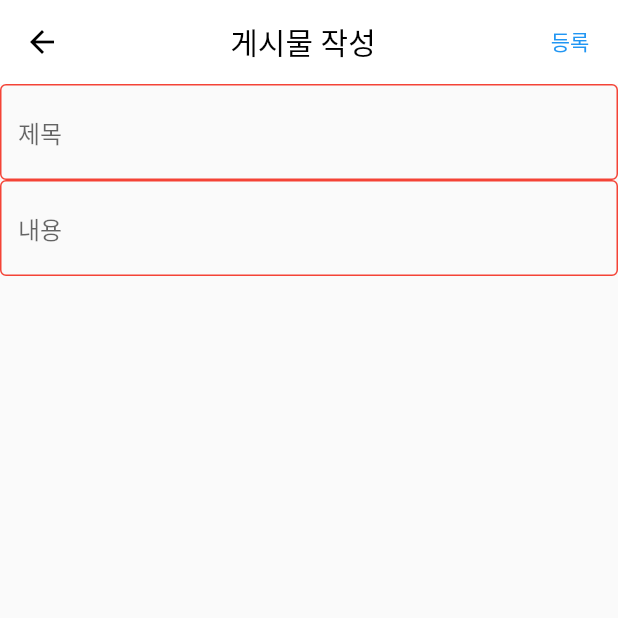
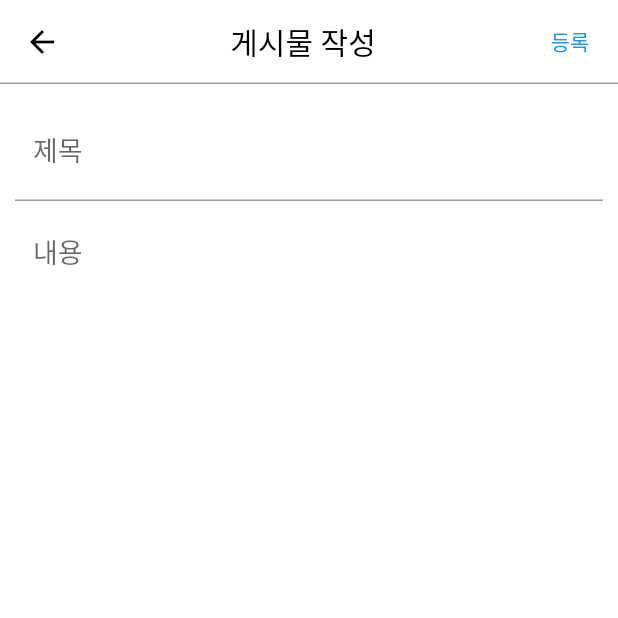
Before and after one commit to jongho-dev/FencingApp, a Flutter app: the WritePost screen opened directly, on a phone screen of 412 x 824 dp, the top half of it. Run offline on Flutter 3.47's test engine with Material 2 defaults, Android fonts, the light colour scheme and no system bars; our stand-ins replace cloud_firestore, firebase_auth, firebase_core, google_sign_in; accounts and stored records are empty.

Commit message:
FIX: writepost 수정

```diff
--- a/lib/pages/writepost.dart
+++ b/lib/pages/writepost.dart
@@ -26,14 +26,16 @@ class _WritePostState extends State<WritePost> {
         FocusScope.of(context).unfocus();
       },
       child: Scaffold(
+        backgroundColor: Colors.white,
         appBar: AppBar(
+          elevation: 0.0,
+          shape: Border(bottom: BorderSide(color: Colors.grey, width: 1.0)),
           title: Center(
             child: Text(
               '게시물 작성',
               style: TextStyle(color: Colors.black),
             ),
           ),
-          elevation: 0.0,
           iconTheme: IconThemeData(color: Colors.black),
           backgroundColor: Colors.white,
           actions: [
@@ -54,26 +56,48 @@ class _WritePostState extends State<WritePost> {
             )
           ],
         ),
-        body: Column(children: [
+        body: Padding(
+          padding: const EdgeInsets.all(10.0),
+          child: Column(children: [
             TextField(
               controller: _titlecontroller,
               decoration: InputDecoration(
                 hintText: "제목",
+                hintStyle: TextStyle(fontSize: 18),
+                border: InputBorder.none,
                 enabledBorder: OutlineInputBorder(
-                  borderSide: BorderSide(color: Colors.red, width: 1.0)),
+                    borderSide: BorderSide(
+                        color: Colors.white.withOpacity(0.0), width: 1.0)),
+                focusedBorder: OutlineInputBorder(
+                    borderSide: BorderSide(
+                        color: Colors.white.withOpacity(0.0), width: 1.0)),
               ),
+            ),
+            Container(
+              height: 1.0,
+              decoration: BoxDecoration(
+                  color: Colors.white,
+                  border: Border(
+                      bottom: BorderSide(color: Colors.grey, width: 1.0))),
             ),
             TextField(
               controller: _contentcontroller,
               maxLines: null,
               decoration: InputDecoration(
                 hintText: "내용",
+                hintStyle: TextStyle(fontSize: 18),
+                border: InputBorder.none,
                 enabledBorder: OutlineInputBorder(
-                  borderSide: BorderSide(color: Colors.red, width: 1.0)),
+                    borderSide: BorderSide(
+                        color: Colors.white.withOpacity(0.0), width: 1.0)),
+                focusedBorder: OutlineInputBorder(
+                    borderSide: BorderSide(
+                        color: Colors.white.withOpacity(0.0), width: 1.0)),
               ),
             ),
           ]),
         ),
+      ),
     );
   }
 }
```
Lines whose indentation alone changed are shown as unchanged.
